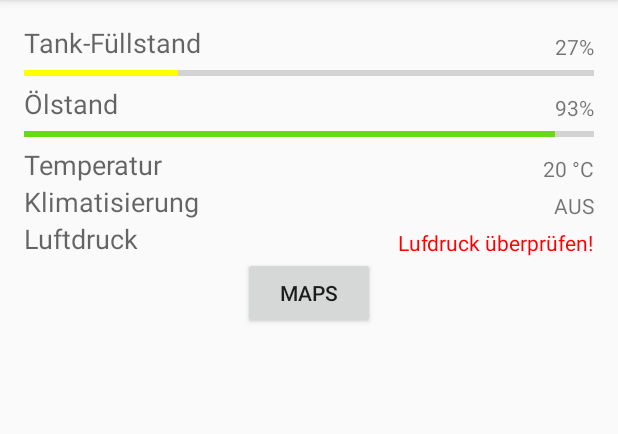
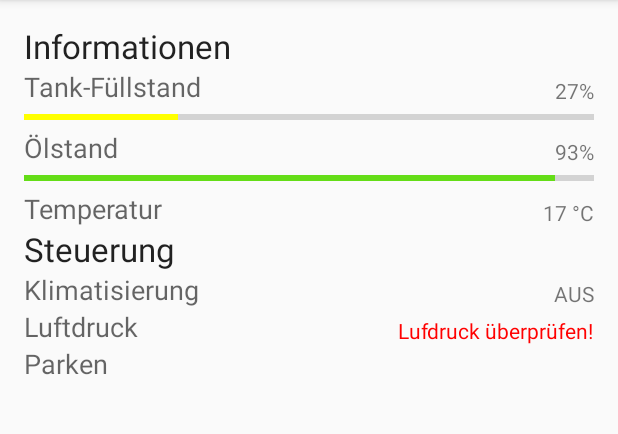
Before and after one commit to BCHS-Solutions/AutoInfoApp, an Android app: the screen it shows after launch (MainActivity), on a phone screen of 412 x 824 dp, the part 84-518 px from its top. Run offline under Robolectric (Android 15) with nearby library versions, the phone set to English and light mode, and no system bars.

Commit message:
several changes

```diff
--- a/app/src/main/AndroidManifest.xml
+++ b/app/src/main/AndroidManifest.xml
@@ -12,7 +12,7 @@
 
     <application
         android:allowBackup="true"
-        android:icon="@mipmap/ic_launcher"
+        android:icon="@drawable/autoinfoapp_icon"
         android:label="@string/app_name"
         android:supportsRtl="true"
         android:theme="@style/AppTheme">
--- a/app/src/main/java/com/bchs_solutions/android/autoinfoapp/KlimatisierungActivity.java
+++ b/app/src/main/java/com/bchs_solutions/android/autoinfoapp/KlimatisierungActivity.java
@@ -14,9 +14,9 @@ import android.widget.ToggleButton;
 
 public class KlimatisierungActivity extends AppCompatActivity implements AdapterView.OnItemSelectedListener {
 
-    private static int int_setTempPos = 6;
+    private static int int_actualTemp = 17;
+    private static int int_setTempPos = int_actualTemp-14;
     private static String String_setTemp = "20 °C";
-    private static int int_actualTemp = 20;
     private static boolean active = false;
 
 
--- a/app/src/main/res/layout/activity_main.xml
+++ b/app/src/main/res/layout/activity_main.xml
@@ -15,11 +15,19 @@
         android:layout_width="match_parent"
         android:layout_height="match_parent">
 
+        <TextView
+            android:layout_width="wrap_content"
+            android:layout_height="wrap_content"
+            android:textAppearance="?android:attr/textAppearanceLarge"
+            android:text="Informationen"
+            android:id="@+id/textView6"
+            android:layout_above="@+id/progressBar_tankanzeige"
+            android:layout_alignParentStart="true" />
+
         <TableRow
             android:layout_width="match_parent"
             android:layout_height="wrap_content"
-            android:id="@+id/row_tanken"
-            android:onClick="onClick">
+            android:id="@+id/row_tanken">
 
             <RelativeLayout
                 android:layout_width="match_parent"
@@ -125,12 +133,21 @@
                     android:layout_width="wrap_content"
                     android:layout_height="wrap_content"
                     android:textAppearance="?android:attr/textAppearanceSmall"
-                    android:text="20 °C"
+                    android:text="17 °C"
                     android:id="@+id/textView_TemperaturStatus"
                     android:layout_alignParentEnd="true"
                     android:layout_alignBottom="@+id/textView5" />
             </RelativeLayout>
         </TableRow>
+
+        <TextView
+            android:layout_width="wrap_content"
+            android:layout_height="wrap_content"
+            android:textAppearance="?android:attr/textAppearanceLarge"
+            android:text="Steuerung"
+            android:id="@+id/textView8"
+            android:layout_above="@+id/progressBar_tankanzeige"
+            android:layout_alignParentStart="true" />
 
         <TableRow
             android:layout_width="match_parent"
@@ -193,13 +210,27 @@
             </RelativeLayout>
         </TableRow>
 
-        <Button
-            android:layout_width="wrap_content"
+        <TableRow
+            android:layout_width="match_parent"
             android:layout_height="wrap_content"
-            android:text="maps"
-            android:id="@+id/btn_maps"
-            android:layout_gravity="center_horizontal"
-            android:onClick="onClick" />
+            android:id="@+id/row_parken"
+            android:onClick="onClick">
+
+            <RelativeLayout
+                android:layout_width="match_parent"
+                android:layout_height="match_parent">
+
+                <TextView
+                    android:layout_width="wrap_content"
+                    android:layout_height="wrap_content"
+                    android:textAppearance="?android:attr/textAppearanceMedium"
+                    android:text="Parken"
+                    android:id="@+id/tvMainParken"
+                    android:layout_alignParentTop="true"
+                    android:layout_alignParentStart="true" />
+
+            </RelativeLayout>
+        </TableRow>
 
     </LinearLayout>
 
```
Also changed, not shown: app/src/main/java/com/bchs_solutions/android/autoinfoapp/MainActivity.java (+5 -4 lines), app/src/main/java/com/bchs_solutions/android/autoinfoapp/ParkenActivity.java (+7 -15 lines), app/src/main/java/com/bchs_solutions/android/autoinfoapp/Parkplatz.java (added, +29 -0 lines), app/src/main/java/com/bchs_solutions/android/autoinfoapp/TankenActivity.java (+94 -29 lines), app/src/main/res/layout/activity_tanken.xml (+7 -6 lines), app/src/main/res/drawable/autoinfoapp_icon.png (added).
